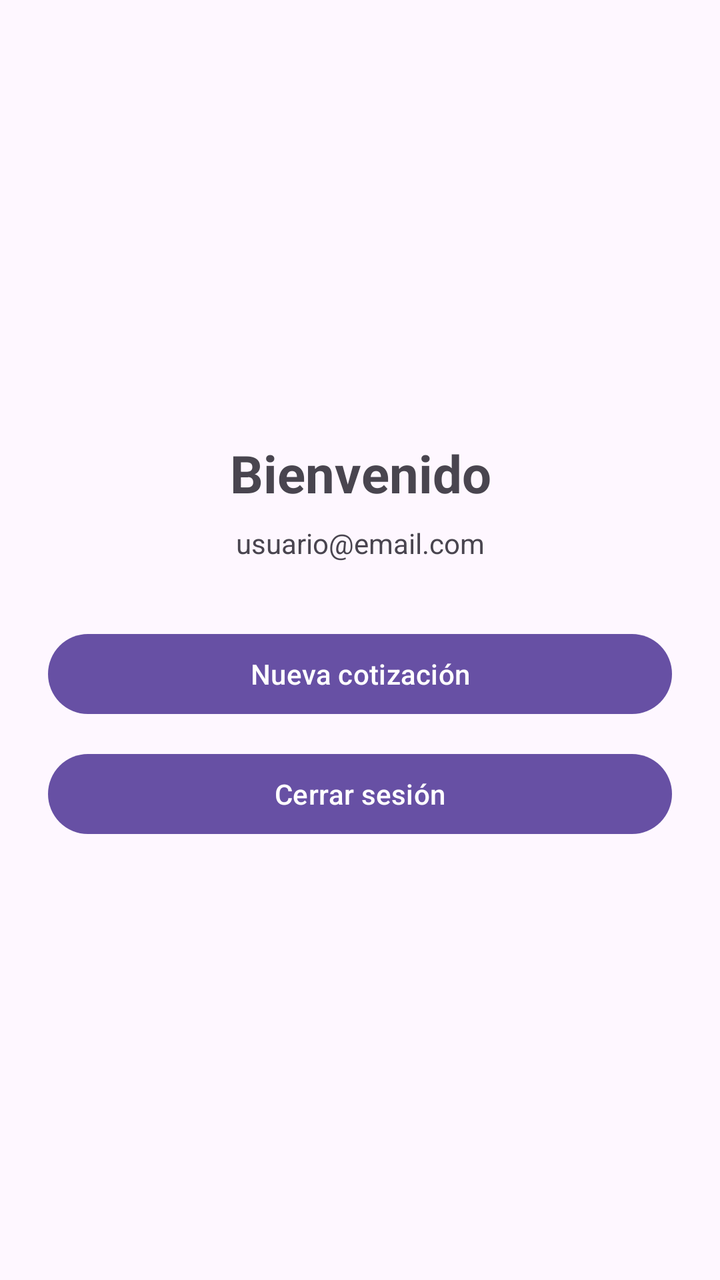
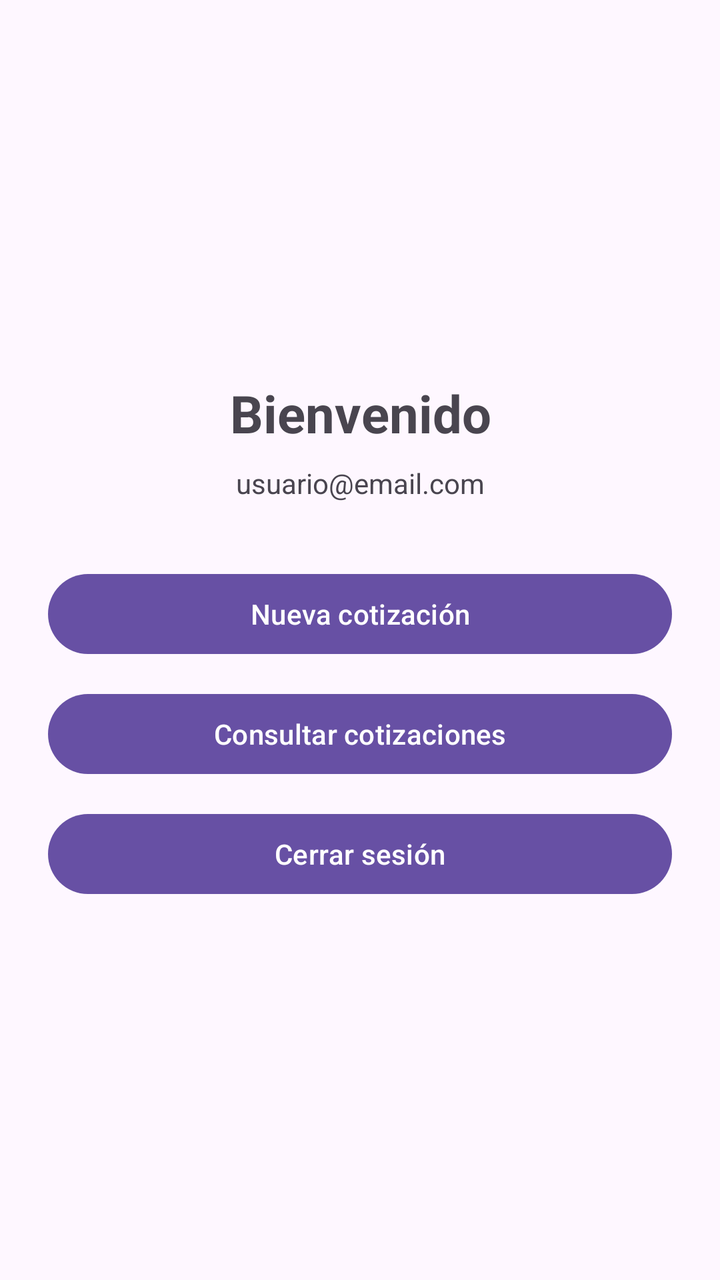

An Android layout rendered at two revisions. The XML below is the earlier revision; the diff shows what the commit changed to produce the second picture.
<!-- AndroidManifest.xml: application theme Theme.CotizadorSeguros -->
<!-- res/layout/activity_inicio.xml -->
<?xml version="1.0" encoding="utf-8"?>
<androidx.constraintlayout.widget.ConstraintLayout
    xmlns:android="http://schemas.android.com/apk/res/android"
    xmlns:app="http://schemas.android.com/apk/res-auto"
    android:id="@+id/main"
    android:layout_width="match_parent"
    android:layout_height="match_parent">

    <LinearLayout
        android:layout_width="0dp"
        android:layout_height="wrap_content"
        android:orientation="vertical"
        android:padding="24dp"
        app:layout_constraintTop_toTopOf="parent"
        app:layout_constraintBottom_toBottomOf="parent"
        app:layout_constraintStart_toStartOf="parent"
        app:layout_constraintEnd_toEndOf="parent">

        <TextView
            android:id="@+id/txtBienvenida"
            android:layout_width="match_parent"
            android:layout_height="wrap_content"
            android:text="Bienvenido"
            android:textSize="26sp"
            android:textStyle="bold"
            android:gravity="center" />

        <TextView
            android:id="@+id/txtEmailUsuario"
            android:layout_width="match_parent"
            android:layout_height="wrap_content"
            android:text="usuario@email.com"
            android:gravity="center"
            android:layout_marginTop="8dp" />

        <Button
            android:id="@+id/btnNuevaCotizacion"
            android:layout_width="match_parent"
            android:layout_height="wrap_content"
            android:text="Nueva cotización"
            android:layout_marginTop="32dp"
            android:onClick="nuevaCotizacion" />

        <Button
            android:id="@+id/btnCerrarSesion"
            android:layout_width="match_parent"
            android:layout_height="wrap_content"
            android:text="Cerrar sesión"
            android:layout_marginTop="12dp"
            android:onClick="cerrarSesion" />

    </LinearLayout>

</androidx.constraintlayout.widget.ConstraintLayout>
<!-- resources referenced by this layout -->
<resources>
  <style name="Theme.CotizadorSeguros" parent="Base.Theme.CotizadorSeguros" />
  <style name="Base.Theme.CotizadorSeguros" parent="Theme.Material3.DayNight.NoActionBar">
          
          
      </style>
</resources>

<!-- the commit's change to res/layout/activity_inicio.xml (unified diff, before → after) -->
@@ -42,6 +42,14 @@
             android:onClick="nuevaCotizacion" />
 
         <Button
+            android:id="@+id/btnConsultarCotizaciones"
+            android:layout_width="match_parent"
+            android:layout_height="wrap_content"
+            android:text="Consultar cotizaciones"
+            android:layout_marginTop="12dp"
+            android:onClick="consultarCotizaciones" />
+
+        <Button
             android:id="@+id/btnCerrarSesion"
             android:layout_width="match_parent"
             android:layout_height="wrap_content"
@@ -49,6 +57,8 @@
             android:layout_marginTop="12dp"
             android:onClick="cerrarSesion" />
 
+
+
     </LinearLayout>
 
 </androidx.constraintlayout.widget.ConstraintLayout>
